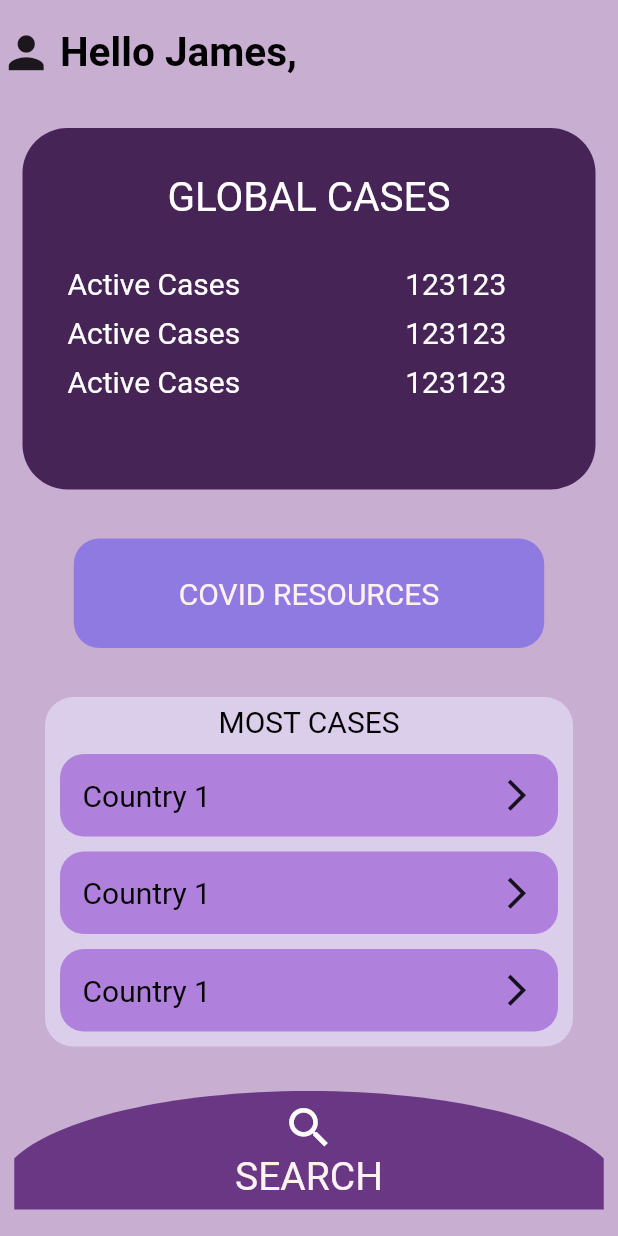
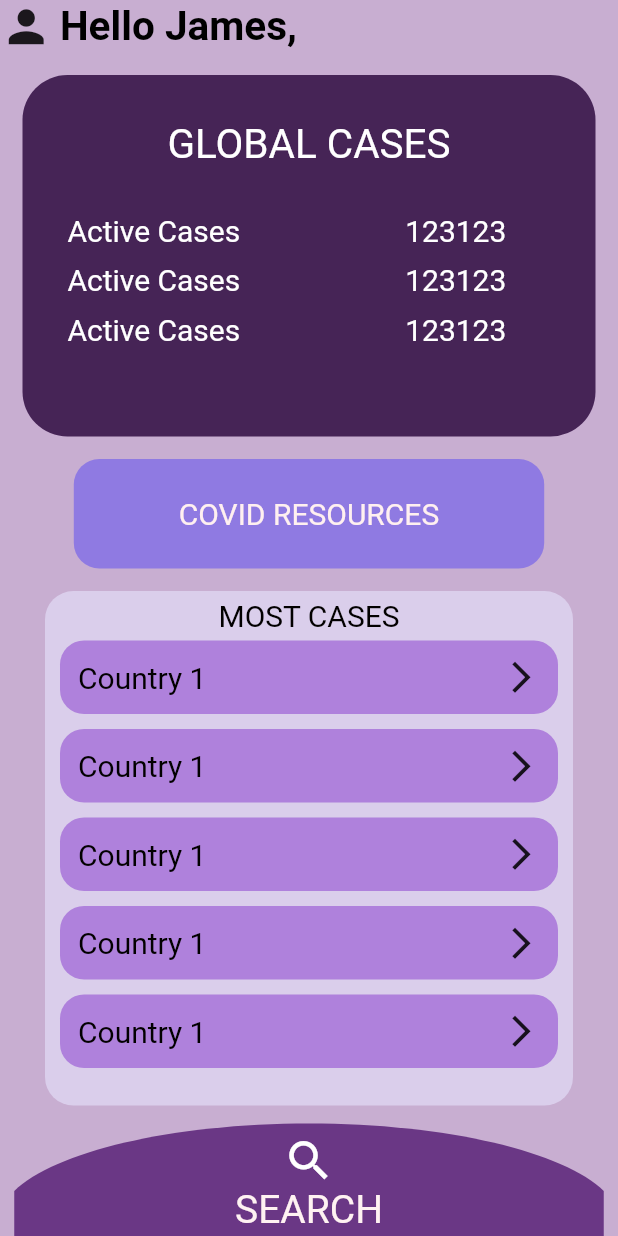
Before and after one commit to Gowtham-M1729/Covid_App-1, a Flutter app: the screen it shows after launch, on a phone screen of 412 x 824 dp. Run offline on Flutter 3.47's test engine with Material 2 defaults, Android fonts, the phone set to English and light mode, and no system bars; our stand-ins replace flutter_svg; Roboto replaces fonts that are missing (Segoe UI).

Commit message:
modified the padding and layouts

```diff
--- a/lib/mainscreen.dart
+++ b/lib/mainscreen.dart
@@ -13,7 +13,7 @@ class _MainScreenState extends State<MainScreen> {
   Widget build(BuildContext context) {
     return SafeArea(
       child: Column(
-        mainAxisAlignment: MainAxisAlignment.spaceEvenly,
+        mainAxisAlignment: MainAxisAlignment.spaceBetween,
         children: [
           UserDetails(),
           ReportWidget(),
@@ -55,8 +55,8 @@ class MostCases extends StatelessWidget {
               textAlign: TextAlign.left,
             ),
             Container(
-              margin: EdgeInsets.all(10.0),
-              height: 185.0,
+              margin: EdgeInsets.fromLTRB(10.0, 5.0, 10.0, 5.0),
+              height: 305.0,
               child: ListView(
                 children: [
                   Container(
@@ -127,7 +127,7 @@ class CountryTile extends StatelessWidget {
   @override
   Widget build(BuildContext context) {
     return Container(
-      padding: EdgeInsets.all(15.0),
+      padding: EdgeInsets.all(12.0),
       child: Row(
         mainAxisAlignment: MainAxisAlignment.spaceBetween,
         children: [
@@ -216,7 +216,7 @@ class SearchWidget extends StatelessWidget {
       SvgPicture.string(
         '<svg viewBox="0.0 772.0 393.0 79.0" ><path transform="matrix(-1.0, 0.0, 0.0, -1.0, 405.0, 919.0)" d="M 11.99970054626465 101.9876480102539 L 11.99970054626465 68.00040435791016 L 405.0003051757812 68.00040435791016 L 405.0003051757812 101.9876327514648 C 378.3428039550781 128.0993041992188 300.44482421875 146.9996948242188 208.4999847412109 146.9996948242188 C 116.5551605224609 146.9996948242188 38.6572151184082 128.0993194580078 11.99970054626465 101.9876480102539 Z" fill="#6a3785" stroke="none" stroke-width="1" stroke-miterlimit="4" stroke-linecap="butt" /></svg>',
         allowDrawingOutsideViewBox: true,
-        fit: BoxFit.fill,
+        fit: BoxFit.cover,
       ),
       Column(
         children: [
```
